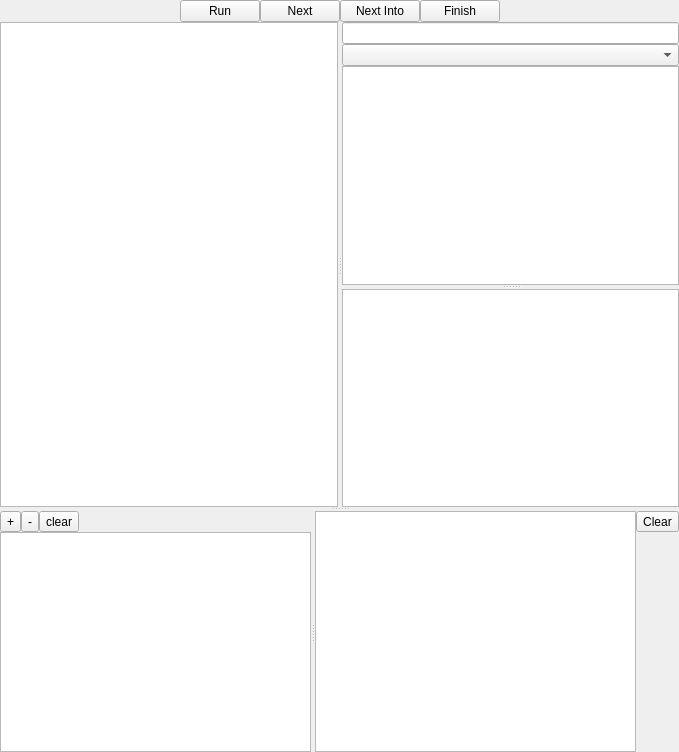
The window that widget.ui (martinribelotta/gdbfrontend) describes before a commit, drawn with Qt 5.
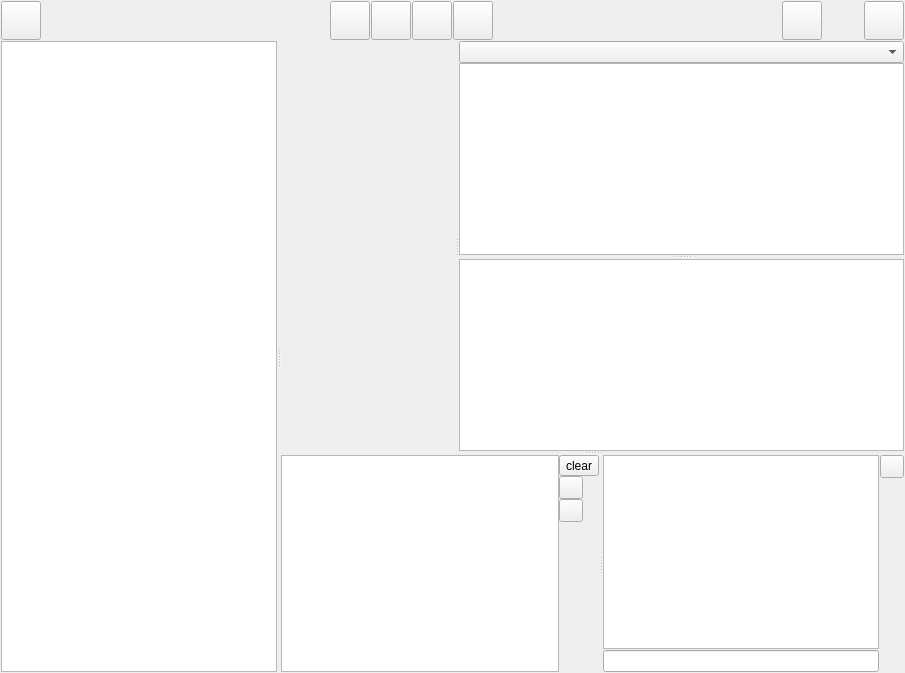
The same window after the commit. Icons and pictures are not drawn. Custom widgets are drawn as their Qt base class.

```diff
--- a/widget.ui
+++ b/widget.ui
@@ -6,117 +6,101 @@
    <rect>
     <x>0</x>
     <y>0</y>
-    <width>679</width>
-    <height>752</height>
+    <width>905</width>
+    <height>673</height>
    </rect>
   </property>
   <property name="windowTitle">
    <string>Widget</string>
   </property>
-  <layout class="QVBoxLayout" name="verticalLayout_2">
-   <property name="spacing">
-    <number>0</number>
-   </property>
+  <layout class="QGridLayout" name="gridLayout">
    <property name="leftMargin">
-    <number>0</number>
+    <number>1</number>
    </property>
    <property name="topMargin">
-    <number>0</number>
+    <number>1</number>
    </property>
    <property name="rightMargin">
-    <number>0</number>
+    <number>1</number>
    </property>
    <property name="bottomMargin">
-    <number>0</number>
+    <number>1</number>
    </property>
-   <item>
-    <layout class="QHBoxLayout" name="horizontalLayout">
      <property name="spacing">
-      <number>0</number>
-     </property>
-     <item>
-      <spacer name="horizontalSpacer">
-       <property name="orientation">
-        <enum>Qt::Horizontal</enum>
-       </property>
-       <property name="sizeHint" stdset="0">
+    <number>1</number>
+   </property>
+   <item row="0" column="3">
+    <widget class="QToolButton" name="buttonNext">
+     <property name="icon">
+      <iconset resource="resources/images.qrc">
+       <normaloff>:/images/debug-step-over-v2.svg</normaloff>:/images/debug-step-over-v2.svg</iconset>
+     </property>
+     <property name="iconSize">
         <size>
-         <width>40</width>
-         <height>20</height>
-        </size>
-       </property>
-      </spacer>
-     </item>
-     <item>
-      <widget class="QPushButton" name="buttonRun">
-       <property name="text">
-        <string>Run</string>
-       </property>
-      </widget>
-     </item>
-     <item>
-      <widget class="QPushButton" name="buttonNext">
-       <property name="text">
-        <string>Next</string>
-       </property>
-      </widget>
-     </item>
-     <item>
-      <widget class="QPushButton" name="buttonNextInto">
-       <property name="text">
-        <string>Next Into</string>
-       </property>
-      </widget>
-     </item>
-     <item>
-      <widget class="QPushButton" name="buttonFinish">
-       <property name="text">
-        <string>Finish</string>
-       </property>
-      </widget>
-     </item>
-     <item>
-      <spacer name="horizontalSpacer_2">
+       <width>32</width>
+       <height>32</height>
+      </size>
+     </property>
+     <attribute name="buttonGroup">
+      <string notr="true">buttonGroup</string>
+     </attribute>
+    </widget>
+   </item>
+   <item row="0" column="5">
+    <widget class="QToolButton" name="buttonFinish">
+     <property name="icon">
+      <iconset resource="resources/images.qrc">
+       <normaloff>:/images/debug-step-out-v2.svg</normaloff>:/images/debug-step-out-v2.svg</iconset>
+     </property>
+     <property name="iconSize">
+      <size>
+       <width>32</width>
+       <height>32</height>
+      </size>
+     </property>
+     <attribute name="buttonGroup">
+      <string notr="true">buttonGroup</string>
+     </attribute>
+    </widget>
+   </item>
+   <item row="0" column="9">
+    <widget class="QToolButton" name="buttonAbout">
+     <property name="icon">
+      <iconset resource="resources/images.qrc">
+       <normaloff>:/images/help-about.svg</normaloff>:/images/help-about.svg</iconset>
+     </property>
+     <property name="iconSize">
+      <size>
+       <width>32</width>
+       <height>32</height>
+      </size>
+     </property>
+    </widget>
+   </item>
+   <item row="1" column="0" colspan="10">
+    <widget class="QSplitter" name="splitterOuter">
        <property name="orientation">
         <enum>Qt::Horizontal</enum>
        </property>
-       <property name="sizeHint" stdset="0">
-        <size>
-         <width>40</width>
-         <height>20</height>
-        </size>
-       </property>
-      </spacer>
-     </item>
-    </layout>
-   </item>
-   <item>
-    <widget class="QSplitter" name="splitter_3">
+     <widget class="QListView" name="listView">
+      <property name="editTriggers">
+       <set>QAbstractItemView::NoEditTriggers</set>
+      </property>
+     </widget>
+     <widget class="QSplitter" name="splitterCodeEditor">
      <property name="orientation">
       <enum>Qt::Vertical</enum>
      </property>
-     <widget class="QSplitter" name="splitter_2">
+      <widget class="QSplitter" name="splitterUpper">
       <property name="orientation">
        <enum>Qt::Horizontal</enum>
       </property>
-      <widget class="QTextEdit" name="textEdit">
-       <property name="font">
-        <font>
-         <family>Monospace</family>
-        </font>
-       </property>
-       <property name="lineWrapMode">
-        <enum>QTextEdit::NoWrap</enum>
-       </property>
-      </widget>
-      <widget class="QWidget" name="layoutWidget">
+       <widget class="QsciScintilla" name="textEdit" native="true"/>
+       <widget class="QWidget" name="layoutWidget1">
        <layout class="QVBoxLayout" name="verticalLayout">
         <property name="spacing">
          <number>0</number>
         </property>
-        <item>
-         <widget class="QLineEdit" name="commadLine"/>
-        </item>
         <item>
          <widget class="QComboBox" name="threadSelector"/>
         </item>
@@ -139,34 +123,23 @@
        </layout>
       </widget>
      </widget>
-     <widget class="QSplitter" name="splitter_4">
+      <widget class="QSplitter" name="splitterBottom">
       <property name="orientation">
        <enum>Qt::Horizontal</enum>
       </property>
-      <widget class="QWidget" name="layoutWidget">
-       <layout class="QVBoxLayout" name="verticalLayout_4">
-        <property name="spacing">
-         <number>0</number>
-        </property>
-        <item>
+       <widget class="QWidget" name="layoutWidget2">
          <layout class="QHBoxLayout" name="horizontalLayout_2">
           <property name="spacing">
            <number>0</number>
           </property>
           <item>
-           <widget class="QToolButton" name="toolButton_2">
-            <property name="text">
-             <string>+</string>
-            </property>
-           </widget>
+          <widget class="QListView" name="watchView"/>
           </item>
           <item>
-           <widget class="QToolButton" name="toolButton_3">
-            <property name="text">
-             <string>-</string>
-            </property>
-           </widget>
-          </item>
+          <layout class="QVBoxLayout" name="verticalLayout_2">
+           <property name="spacing">
+            <number>0</number>
+           </property>
           <item>
            <widget class="QToolButton" name="toolButton_4">
             <property name="text">
@@ -175,29 +148,47 @@
            </widget>
           </item>
           <item>
-           <spacer name="horizontalSpacer_3">
+            <widget class="QToolButton" name="toolButton_2">
+             <property name="icon">
+              <iconset resource="resources/images.qrc">
+               <normaloff>:/images/list-add.svg</normaloff>:/images/list-add.svg</iconset>
+             </property>
+            </widget>
+           </item>
+           <item>
+            <widget class="QToolButton" name="toolButton_3">
+             <property name="icon">
+              <iconset resource="resources/images.qrc">
+               <normaloff>:/images/list-remove.svg</normaloff>:/images/list-remove.svg</iconset>
+             </property>
+            </widget>
+           </item>
+           <item>
+            <spacer name="verticalSpacer_2">
             <property name="orientation">
-             <enum>Qt::Horizontal</enum>
+              <enum>Qt::Vertical</enum>
             </property>
             <property name="sizeHint" stdset="0">
              <size>
-              <width>40</width>
-              <height>20</height>
+               <width>20</width>
+               <height>40</height>
              </size>
             </property>
            </spacer>
           </item>
          </layout>
         </item>
-        <item>
-         <widget class="QListView" name="watchView"/>
-        </item>
-       </layout>
-      </widget>
-      <widget class="QWidget" name="">
+        </layout>
+       </widget>
+       <widget class="QWidget" name="layoutWidget3">
        <layout class="QHBoxLayout" name="horizontalLayout_3">
         <property name="spacing">
-         <number>0</number>
+          <number>1</number>
+         </property>
+         <item>
+          <layout class="QVBoxLayout" name="verticalLayout_4">
+           <property name="spacing">
+            <number>1</number>
         </property>
         <item>
          <widget class="QTextBrowser" name="gdbOut">
@@ -209,11 +200,20 @@
          </widget>
         </item>
         <item>
+            <widget class="QLineEdit" name="commadLine"/>
+           </item>
+          </layout>
+         </item>
+         <item>
          <layout class="QVBoxLayout" name="verticalLayout_3">
+           <property name="spacing">
+            <number>0</number>
+           </property>
           <item>
            <widget class="QToolButton" name="toolButton">
-            <property name="text">
-             <string>Clear</string>
+             <property name="icon">
+              <iconset resource="resources/images.qrc">
+               <normaloff>:/images/edit-clear.svg</normaloff>:/images/edit-clear.svg</iconset>
             </property>
            </widget>
           </item>
@@ -236,10 +236,128 @@
       </widget>
      </widget>
     </widget>
+    </widget>
+   </item>
+   <item row="0" column="2">
+    <widget class="QToolButton" name="buttonRun">
+     <property name="icon">
+      <iconset resource="resources/images.qrc">
+       <normaloff>:/images/debug-run-v2.svg</normaloff>:/images/debug-run-v2.svg</iconset>
+     </property>
+     <property name="iconSize">
+      <size>
+       <width>32</width>
+       <height>32</height>
+      </size>
+     </property>
+     <attribute name="buttonGroup">
+      <string notr="true">buttonGroup</string>
+     </attribute>
+    </widget>
+   </item>
+   <item row="0" column="0">
+    <widget class="QToolButton" name="buttonDebugStart">
+     <property name="icon">
+      <iconset resource="resources/images.qrc">
+       <normaloff>:/images/debug-init.svg</normaloff>:/images/debug-init.svg</iconset>
+     </property>
+     <property name="iconSize">
+      <size>
+       <width>32</width>
+       <height>32</height>
+      </size>
+     </property>
+    </widget>
+   </item>
+   <item row="0" column="6">
+    <spacer name="horizontalSpacer_2">
+     <property name="orientation">
+      <enum>Qt::Horizontal</enum>
+     </property>
+     <property name="sizeHint" stdset="0">
+      <size>
+       <width>287</width>
+       <height>20</height>
+      </size>
+     </property>
+    </spacer>
+   </item>
+   <item row="0" column="7">
+    <widget class="QToolButton" name="buttonQuit">
+     <property name="icon">
+      <iconset resource="resources/images.qrc">
+       <normaloff>:/images/debug-stop-v2.svg</normaloff>:/images/debug-stop-v2.svg</iconset>
+     </property>
+     <property name="iconSize">
+      <size>
+       <width>32</width>
+       <height>32</height>
+      </size>
+     </property>
+     <attribute name="buttonGroup">
+      <string notr="true">buttonGroup</string>
+     </attribute>
+    </widget>
+   </item>
+   <item row="0" column="4">
+    <widget class="QToolButton" name="buttonNextInto">
+     <property name="icon">
+      <iconset resource="resources/images.qrc">
+       <normaloff>:/images/debug-step-into-v2.svg</normaloff>:/images/debug-step-into-v2.svg</iconset>
+     </property>
+     <property name="iconSize">
+      <size>
+       <width>32</width>
+       <height>32</height>
+      </size>
+     </property>
+     <attribute name="buttonGroup">
+      <string notr="true">buttonGroup</string>
+     </attribute>
+    </widget>
+   </item>
+   <item row="0" column="1">
+    <spacer name="horizontalSpacer">
+     <property name="orientation">
+      <enum>Qt::Horizontal</enum>
+     </property>
+     <property name="sizeHint" stdset="0">
+      <size>
+       <width>287</width>
+       <height>20</height>
+      </size>
+     </property>
+    </spacer>
+   </item>
+   <item row="0" column="8">
+    <spacer name="horizontalSpacer_3">
+     <property name="orientation">
+      <enum>Qt::Horizontal</enum>
+     </property>
+     <property name="sizeType">
+      <enum>QSizePolicy::Fixed</enum>
+     </property>
+     <property name="sizeHint" stdset="0">
+      <size>
+       <width>40</width>
+       <height>20</height>
+      </size>
+     </property>
+    </spacer>
    </item>
   </layout>
  </widget>
- <resources/>
+ <customwidgets>
+  <customwidget>
+   <class>QsciScintilla</class>
+   <extends>QWidget</extends>
+   <header>Qsci/qsciscintilla.h</header>
+   <container>1</container>
+  </customwidget>
+ </customwidgets>
+ <resources>
+  <include location="resources/images.qrc"/>
+ </resources>
  <connections>
   <connection>
    <sender>toolButton</sender>
```
Left out of the diff: 11 changed lines with no effect on the pictures. Lines whose indentation alone changed are shown as unchanged.
